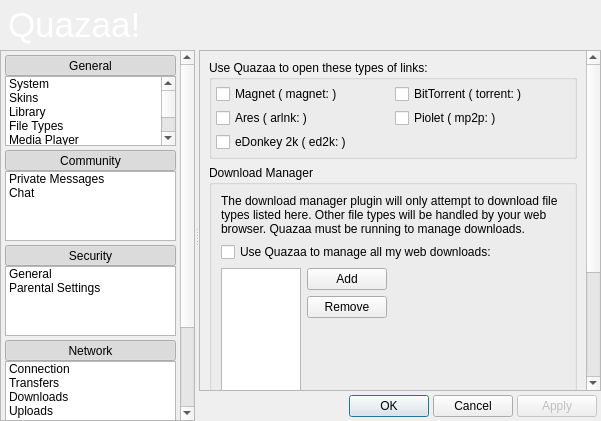
Before: the Qt Designer form trunk/UI/dialogsettings.ui in c3c/quazaa, drawn with Qt 5.
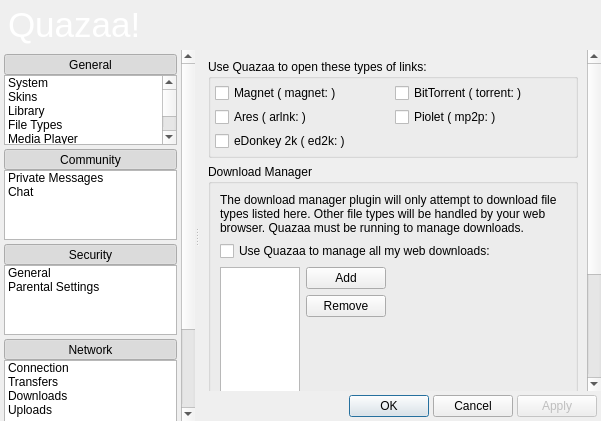
After: the same form once the commit is applied. Icons and pictures are not drawn.

Commit message: Doing headers now. Fixed display of disabled buttons on titlebar.

```diff
--- a/trunk/UI/dialogsettings.ui
+++ b/trunk/UI/dialogsettings.ui
@@ -115,6 +115,9 @@
         <height>16777215</height>
        </size>
       </property>
+      <property name="frameShape">
+       <enum>QFrame::NoFrame</enum>
+      </property>
       <property name="widgetResizable">
        <bool>true</bool>
       </property>
@@ -123,7 +126,7 @@
         <rect>
          <x>0</x>
          <y>0</y>
-         <width>176</width>
+         <width>180</width>
          <height>553</height>
         </rect>
        </property>
@@ -633,6 +636,9 @@
        </item>
        <item row="0" column="0">
         <widget class="QScrollArea" name="scrollAreaSettings">
+         <property name="frameShape">
+          <enum>QFrame::NoFrame</enum>
+         </property>
          <property name="widgetResizable">
           <bool>true</bool>
          </property>
@@ -641,7 +647,7 @@
            <rect>
             <x>0</x>
             <y>0</y>
-            <width>381</width>
+            <width>385</width>
             <height>559</height>
            </rect>
           </property>
```
The commit also changes 5 other files.
